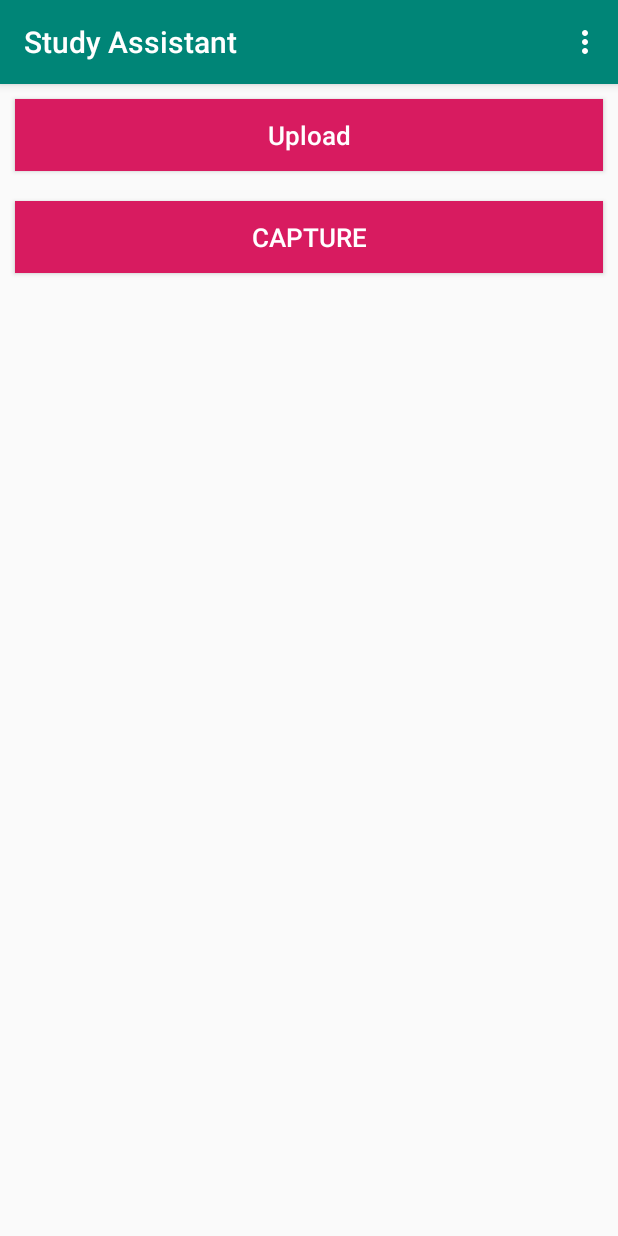
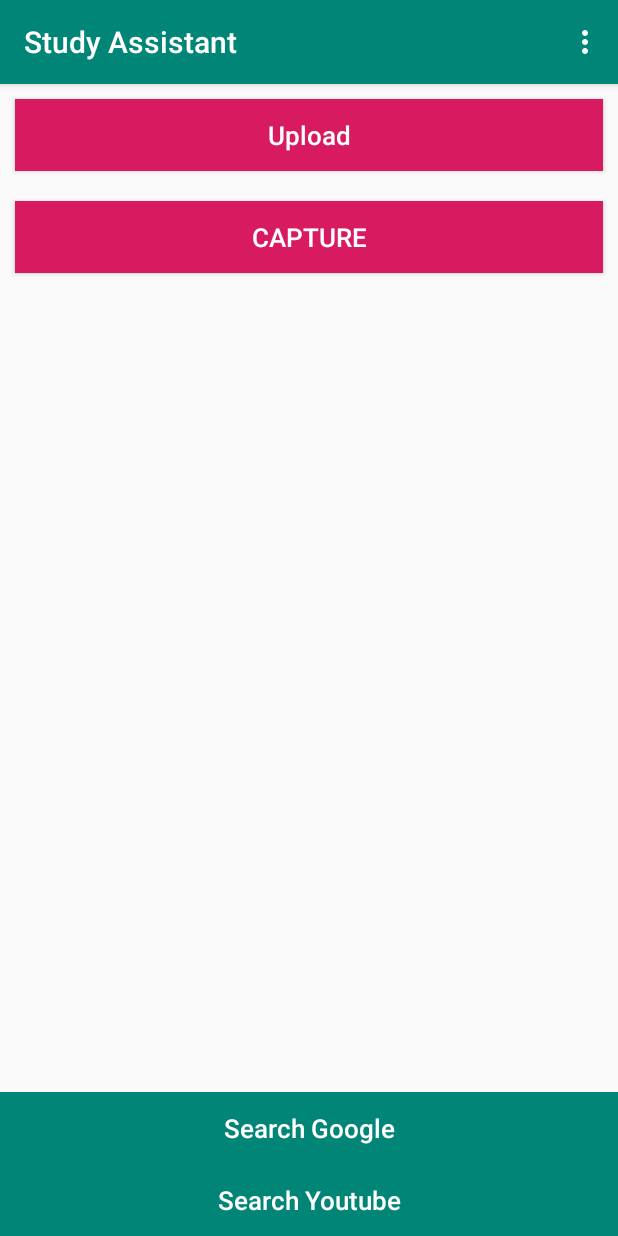
Before and after one commit to Ashraful-Kalam-Abid/cse299, an Android app: the Afterlogin screen opened directly, with no data from a screen before it, on a phone screen of 412 x 824 dp. Run offline under Robolectric (Android 15) with nearby library versions, the phone set to English and light mode, and no system bars; our stand-ins replace Firebase (no records; nobody signed in at launch, a user with empty details on screens opened directly).

Commit message:
google search

```diff
--- a/app/src/main/res/layout/activity_afterlogin.xml
+++ b/app/src/main/res/layout/activity_afterlogin.xml
@@ -39,6 +39,32 @@
         android:layout_centerHorizontal="true"
         android:layout_margin="20dp"
         />
+    <Button
+        android:layout_width="match_parent"
+        android:layout_height="wrap_content"
+        android:layout_alignParentBottom="true"
+        android:text="Search Youtube"
+        android:textAllCaps="false"
+        android:background="@color/colorPrimary"
+        android:textColor="@android:color/white"
+        android:textSize="17dp"
+        android:id="@+id/button2"
+        android:onClick="browser1"
+        />
+
+    <Button
+        android:layout_width="match_parent"
+        android:layout_height="wrap_content"
+        android:layout_above="@+id/button2"
+        android:text="Search Google"
+        android:textAllCaps="false"
+        android:background="@color/colorPrimary"
+        android:textColor="@android:color/white"
+        android:textSize="17dp"
+        android:id="@+id/button3"
+        android:onClick="browser2"
+        />
+
 
 
 
--- a/app/src/main/res/menu/manu_layout.xml
+++ b/app/src/main/res/menu/manu_layout.xml
@@ -5,6 +5,4 @@
         android:id="@+id/signOutMenuId"
         />
 
-
-
 </menu>
```
Also changed, not shown: app/src/main/java/com/example/cseproject/Afterlogin.java (+44 -0 lines).
